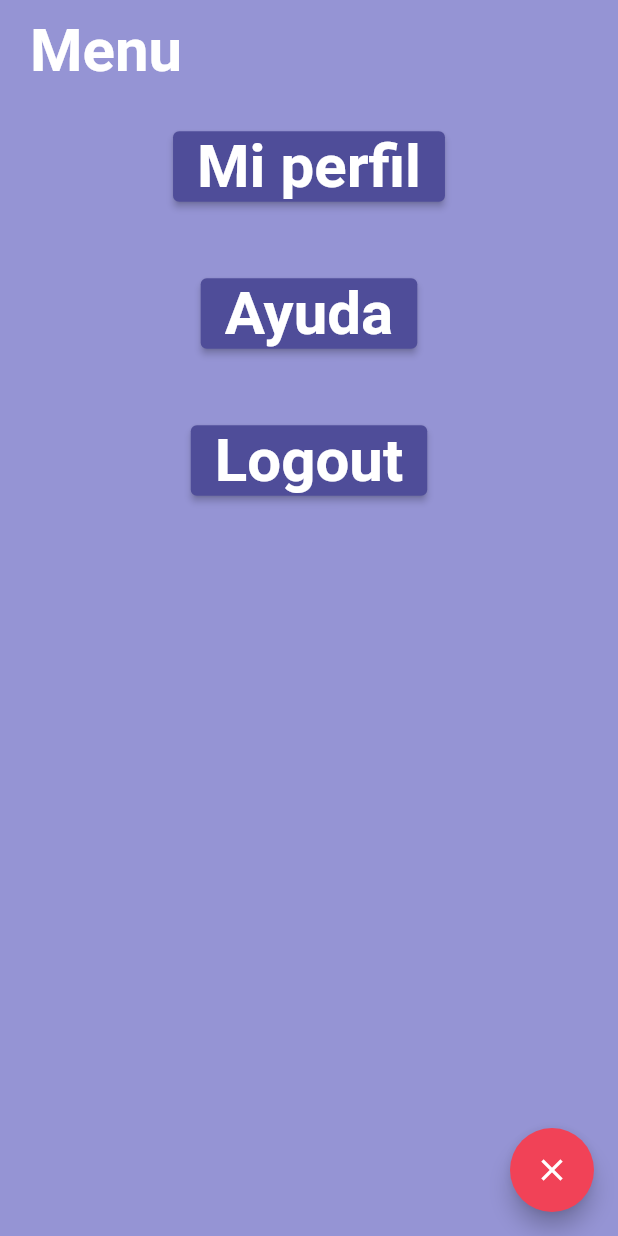
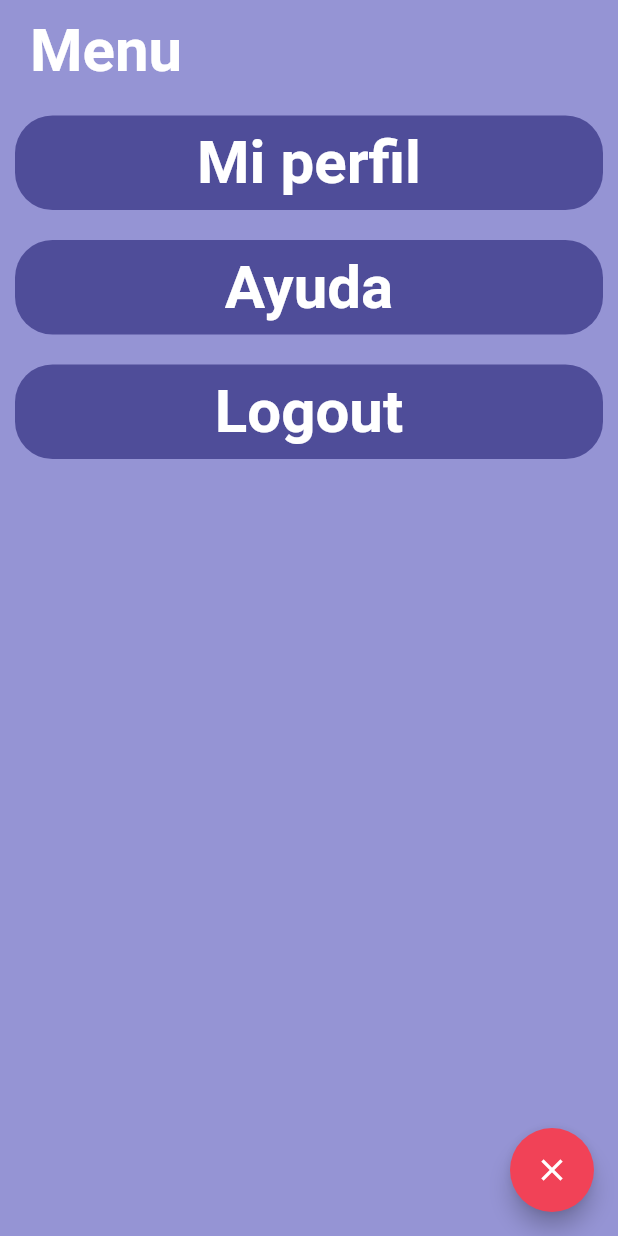
Before and after one commit to Alefig12/alarmed, a Flutter app: the screen it shows after launch, on a phone screen of 412 x 824 dp. Run offline on Flutter 3.47's test engine with Material 2 defaults, Android fonts, the light colour scheme and no system bars; our stand-ins replace firebase_auth, firebase_core, firebase_database, flutter_local_notifications, font_awesome_flutter, geolocator and 6 more; missing offline and left inert: flutter_shake_animated; accounts and stored records are empty; Roboto replaces fonts that are missing (LincolnRoad); project files that could hold a hidden picture were left out.

Commit message:
button problem solved

```diff
--- a/lib/ui/pages/menu_page.dart
+++ b/lib/ui/pages/menu_page.dart
@@ -6,6 +6,7 @@ import 'package:alarmed/ui/widgets/roundedbox_widget.dart';
 import 'package:alarmed/ui/pages/help_page.dart';
 import 'package:alarmed/ui/pages/change_foto_page.dart';
 import 'package:get/get.dart';
+import 'package:flutter/src/rendering/box.dart';
 
 class MenuPage extends StatefulWidget {
   const MenuPage({
@@ -41,52 +42,50 @@ class _MenuPageState extends State<MenuPage> {
                           fontSize: 40,
                           color: Constant.title,
                           fontWeight: FontWeight.w600))),
-              ButtonBar(
-                alignment: MainAxisAlignment.center,
-                buttonPadding:
-                    EdgeInsets.symmetric(horizontal: 30, vertical: 10),
-                overflowButtonSpacing: 50,
-                children: [
-                  ElevatedButton(
+              SizedBox(
+                height: 20,
+              ),
+              RoundTextButton(
+                width: double.infinity,
                 child: Text("Mi perfil",
                     style: TextStyle(
                         fontSize: 40,
                         color: Constant.title,
                         fontWeight: FontWeight.w600)),
+                color: Constant.mainCont,
                 onPressed: () {
                   Get.to(ChangeFotoPage());
                 },
-                    style: ElevatedButton.styleFrom(
-                      backgroundColor: Constant.mainCont,
               ),
+              SizedBox(
+                height: 20,
               ),
-                  ElevatedButton(
+              RoundTextButton(
+                width: double.infinity,
                 child: Text("Ayuda",
                     style: TextStyle(
                         fontSize: 40,
                         color: Constant.title,
                         fontWeight: FontWeight.w600)),
+                color: Constant.mainCont,
                 onPressed: () {
                   Get.to(HelpPage());
                 },
-                    style: ElevatedButton.styleFrom(
-                      backgroundColor: Constant.mainCont,
               ),
+              SizedBox(
+                height: 20,
               ),
-                  ElevatedButton(
+              RoundTextButton(
+                width: double.infinity,
                 child: Text("Logout",
                     style: TextStyle(
                         fontSize: 40,
                         color: Constant.title,
                         fontWeight: FontWeight.w600)),
+                color: Constant.mainCont,
                 onPressed: () {
                   authenticationController.logout();
                 },
-                    style: ElevatedButton.styleFrom(
-                      backgroundColor: Constant.mainCont,
-                    ),
-                  )
-                ],
               )
             ]),
           ),
```
Lines whose indentation alone changed are shown as unchanged.
